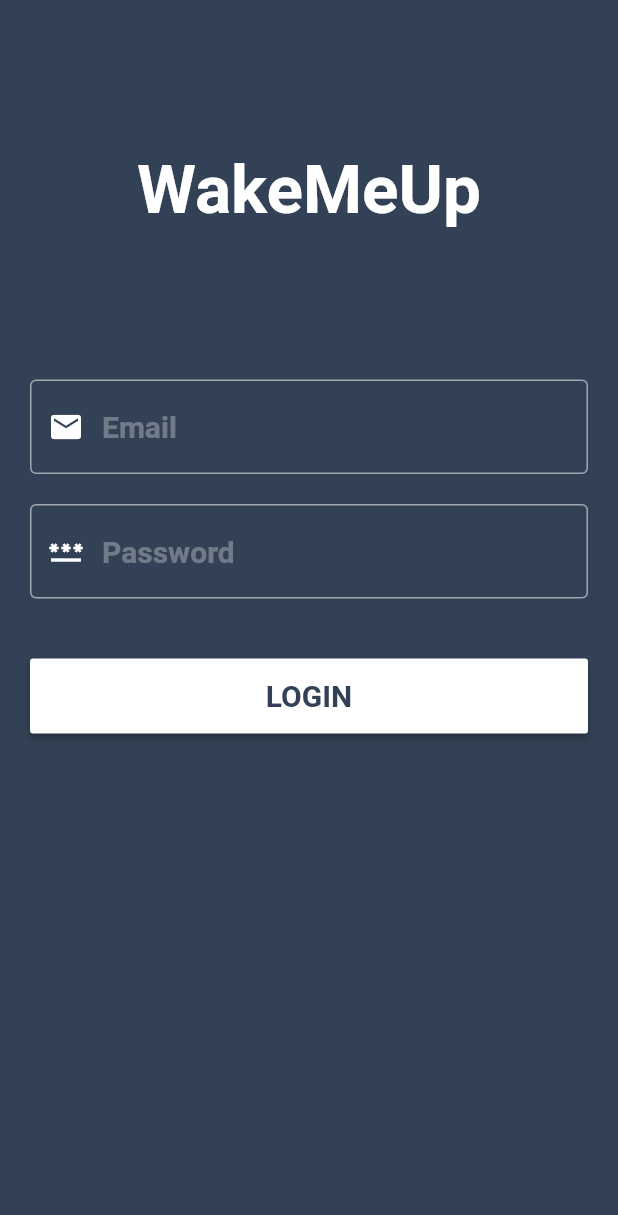
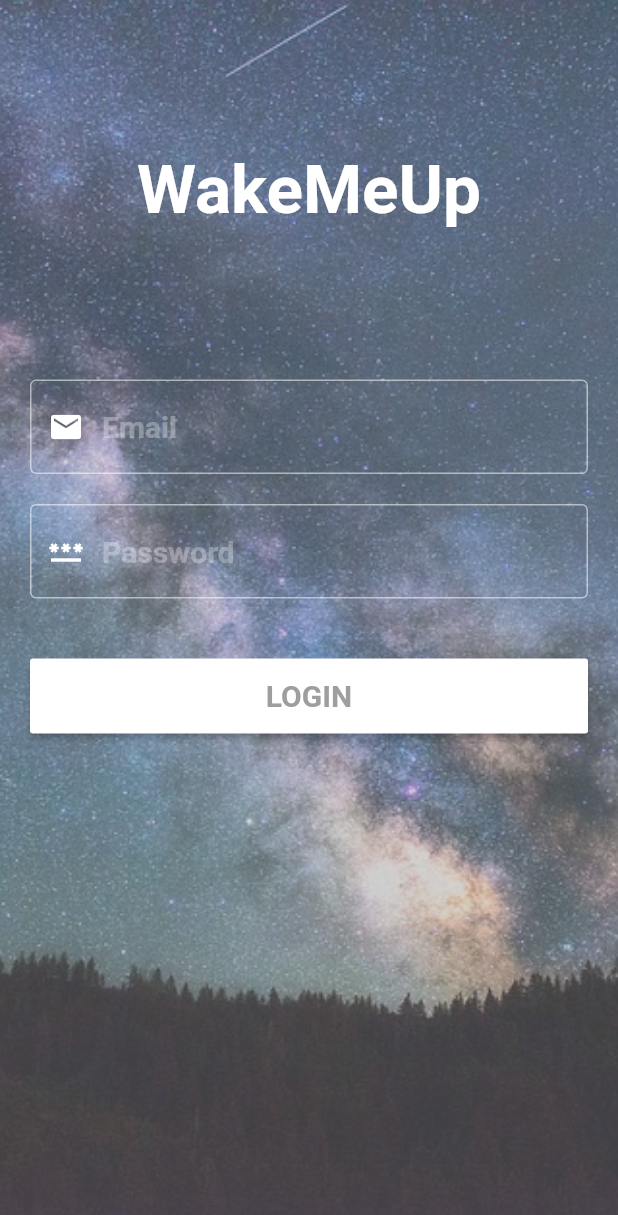
Before and after one commit to raulpsingh/individualProject, a Flutter app: the screen it shows after launch, on a phone screen of 412 x 824 dp. Shown: the top 1215 px of the screen. Run offline on Flutter 3.47's test engine with Material 2 defaults, Android fonts, the light colour scheme and no system bars.

Commit message:
commit message

```diff
--- a/individual_project/lib/Pages/Login.dart
+++ b/individual_project/lib/Pages/Login.dart
@@ -11,8 +11,8 @@ class  _LoginPageState extends State<LoginPage> {
   TextEditingController _emailController = TextEditingController();
   TextEditingController _passwordController = TextEditingController();
 
-  String _email;
-  String _password;
+  late String _email;
+  late String _password;
   bool showLogin = true;
 
   @override
@@ -55,7 +55,7 @@ class  _LoginPageState extends State<LoginPage> {
             )
           ),
         ),
-        );
+                );
 
 
       }
@@ -105,24 +105,38 @@ class  _LoginPageState extends State<LoginPage> {
           );
       }
 
-      void _loginUser(){
-        _email= _emailController
+      void _buttonAction(){
+        _email= _emailController.text;
+        _password = _passwordController.text;
+
+        _emailController.clear();
+        _passwordController.clear();
       }
 
 
 
     return Scaffold(
       backgroundColor: Theme.of(context).primaryColor,
-      body: Column(
+      body: Container(
+        width: double.infinity,
+        height: double.infinity,
+        decoration: BoxDecoration(
+          image: DecorationImage(
+              fit: BoxFit.fitHeight,
+              colorFilter: ColorFilter.mode(Colors.white.withOpacity(0.6), BlendMode.dstATop),
+              image: AssetImage('assets/astronomy.jpg')
+          ),
+        ),
+        child: Column(
         children: <Widget>[
           _logo(),
-          _form('LOGIN',(){}),
+          _form('LOGIN',_buttonAction),
 
 
         ],
 
       )
-
+      ),
     );
   }
 }
--- a/individual_project/lib/main.dart
+++ b/individual_project/lib/main.dart
@@ -2,6 +2,7 @@ import 'package:flutter/material.dart';
 import 'package:individual_project/Pages/Login.dart';
 import 'Pages/Home.dart';
 import 'Pages/Login.dart';
+import 'Pages/test.dart';
 void main() => runApp(WakeMeApp());
 
 class WakeMeApp extends StatelessWidget{
@@ -11,7 +12,7 @@ Widget build(BuildContext context){
   return MaterialApp(
     title: 'WakeMeUp',
     theme: ThemeData(
-      primaryColor: Color.fromRGBO(50, 65, 85, 1),
+      primaryColor: Colors.grey,
     ),
     home: LoginPage()
   );
--- a/individual_project/pubspec.yaml
+++ b/individual_project/pubspec.yaml
@@ -45,8 +45,8 @@ flutter:
   uses-material-design: true
 
   # To add assets to your application, add an assets section, like this:
-  # assets:
-  #   - images/a_dot_burr.jpeg
+  assets:
+     - assets/astronomy.jpg
   #   - images/a_dot_ham.jpeg
 
   # An image asset can refer to one or more resolution-specific "variants", see
```
Also changed, not shown: individual_project/lib/Pages/test.dart (added, +30 -0 lines), individual_project/assets/astronomy.jpg (added), individual_project/pubspec.lock, 1 other file.
